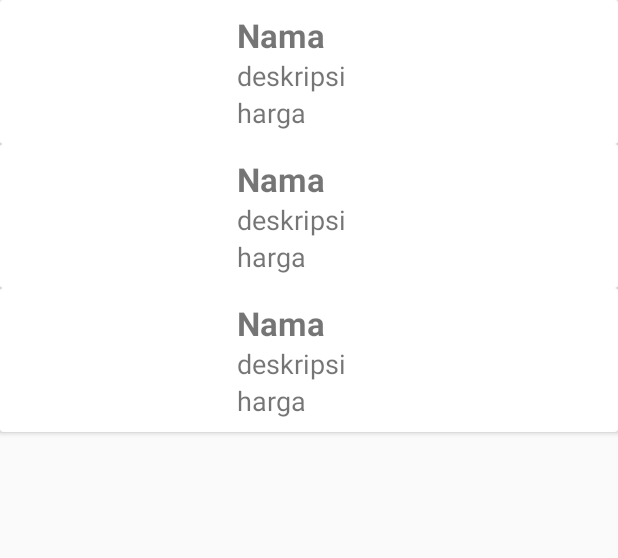
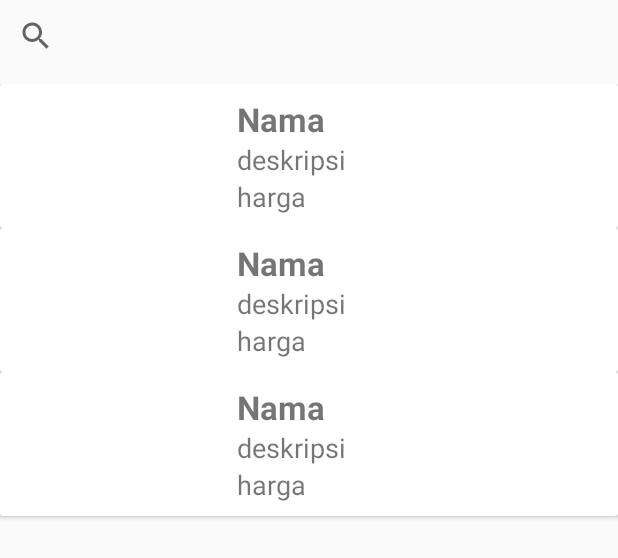
Before and after one commit to 1zuL/LowCaloriFood, an Android app: the layout activity_menu_makan.xml on its own in the app's theme, with its tools: preview values and no code run, on a phone screen of 412 x 824 dp. Shown: the top 558 px of the screen. Run offline under Robolectric (Android 15) with nearby library versions, the phone set to English and light mode, and no system bars; network calls fail.

Commit message:
04/01/2022:15:33

```diff
--- a/app/src/main/res/layout/activity_menu_makan.xml
+++ b/app/src/main/res/layout/activity_menu_makan.xml
@@ -6,13 +6,19 @@
     android:layout_height="match_parent"
     tools:context=".Activity.MenuMakan">
 
-
+    <SearchView
+        android:id="@+id/item_search"
+        android:layout_width="wrap_content"
+        android:layout_height="wrap_content"
+        app:layout_constraintStart_toStartOf="parent"
+        app:layout_constraintTop_toTopOf="parent" />
 
     <androidx.recyclerview.widget.RecyclerView
         android:id="@+id/rv_data"
         android:layout_width="match_parent"
         android:layout_height="match_parent"
-        tools:listitem="@layout/card_item"
-        />
+        android:layout_marginTop="56dp"
+        tools:layout_editor_absoluteX="16dp"
+        tools:listitem="@layout/card_item" />
 
 </androidx.constraintlayout.widget.ConstraintLayout>
--- a/app/src/main/res/layout/dashboard.xml
+++ b/app/src/main/res/layout/dashboard.xml
@@ -155,7 +155,7 @@
                         android:layout_marginRight="30dp"
                         android:background="@drawable/fitt"
                         android:gravity="center"
-                        android:text="Halo" />
+                        />
                 </LinearLayout>
 
                 <LinearLayout
```
Also changed, not shown: app/src/main/java/com/example/lcf/Activity/MenuMakan.java (+40 -1 lines), app/src/main/java/com/example/lcf/Adapter/AdapterData.java (+7 -0 lines), app/src/main/res/drawable/search.xml (added, +10 -0 lines), app/src/main/res/menu/search_menu.xml (added, +10 -0 lines).
